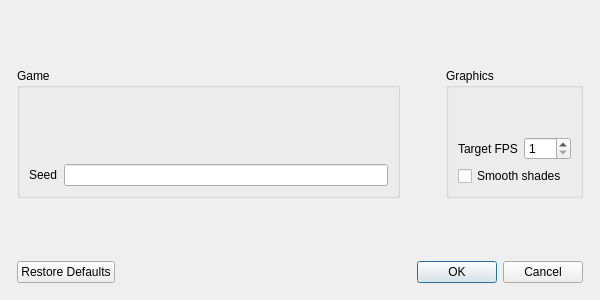
First picture: the form in src/gui/OptionsDialog.ui, repository Glycaa/CrafTuX, before the edit.
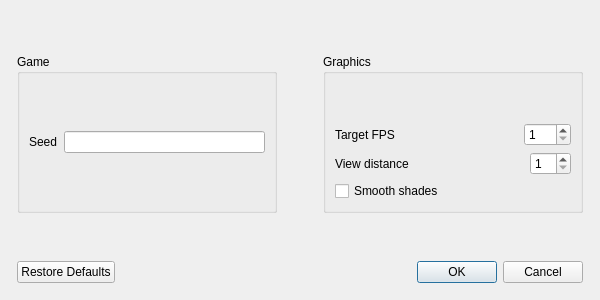
Second picture: the form after the edit.

Commit message: Load and prune chunks around the player, with a configurable distance.

```diff
--- a/src/gui/OptionsDialog.ui
+++ b/src/gui/OptionsDialog.ui
@@ -2,14 +2,6 @@
 <ui version="4.0">
  <class>OptionsDialog</class>
  <widget class="QDialog" name="OptionsDialog">
-  <property name="geometry">
-   <rect>
-    <x>0</x>
-    <y>0</y>
-    <width>600</width>
-    <height>300</height>
-   </rect>
-  </property>
   <property name="minimumSize">
    <size>
     <width>600</width>
@@ -85,6 +77,19 @@
             </item>
            </layout>
           </item>
+          <item>
+           <spacer name="gameBottomVerticalSpacer">
+            <property name="orientation">
+             <enum>Qt::Vertical</enum>
+            </property>
+            <property name="sizeHint" stdset="0">
+             <size>
+              <width>20</width>
+              <height>40</height>
+             </size>
+            </property>
+           </spacer>
+          </item>
          </layout>
         </widget>
        </item>
@@ -131,6 +136,12 @@
            <layout class="QHBoxLayout" name="FPSHorizontalLayout">
             <item>
              <widget class="QLabel" name="FPSLabel">
+              <property name="sizePolicy">
+               <sizepolicy hsizetype="Expanding" vsizetype="Preferred">
+                <horstretch>0</horstretch>
+                <verstretch>0</verstretch>
+               </sizepolicy>
+              </property>
               <property name="text">
                <string>Target FPS</string>
               </property>
@@ -138,12 +149,6 @@
             </item>
             <item>
              <widget class="QSpinBox" name="FPSSpinBox">
-              <property name="sizePolicy">
-               <sizepolicy hsizetype="Minimum" vsizetype="Fixed">
-                <horstretch>0</horstretch>
-                <verstretch>0</verstretch>
-               </sizepolicy>
-              </property>
               <property name="minimum">
                <number>1</number>
               </property>
@@ -154,6 +159,33 @@
             </item>
            </layout>
           </item>
+          <item>
+           <layout class="QHBoxLayout" name="viewDistanceHorizontalLayout">
+            <item>
+             <widget class="QLabel" name="viewDistanceLabel">
+              <property name="sizePolicy">
+               <sizepolicy hsizetype="Expanding" vsizetype="Preferred">
+                <horstretch>0</horstretch>
+                <verstretch>0</verstretch>
+               </sizepolicy>
+              </property>
+              <property name="text">
+               <string>View distance</string>
+              </property>
+             </widget>
+            </item>
+            <item>
+             <widget class="QSpinBox" name="viewDistanceSpinBox">
+              <property name="minimum">
+               <number>1</number>
+              </property>
+              <property name="maximum">
+               <number>30</number>
+              </property>
+             </widget>
+            </item>
+           </layout>
+          </item>
           <item>
            <widget class="QCheckBox" name="smoothShadesCheckBox">
             <property name="text">
```
Left out of the diff: 2 changed lines with no effect on the pictures. The commit also changes 17 other files.
